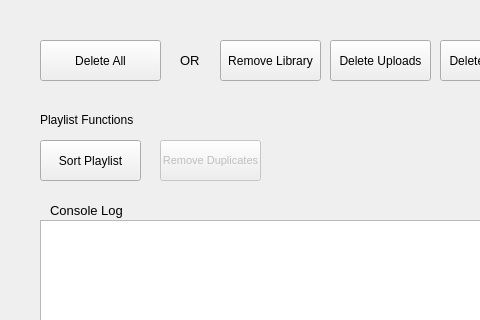
Before: the Qt Designer form gui/src/main/resources/main_window.ui in apastel/ytmusic-deleter, drawn with Qt 5; both pictures show x 0 to 480 and y 100 to 420 of the 900 by 685 pixel window.
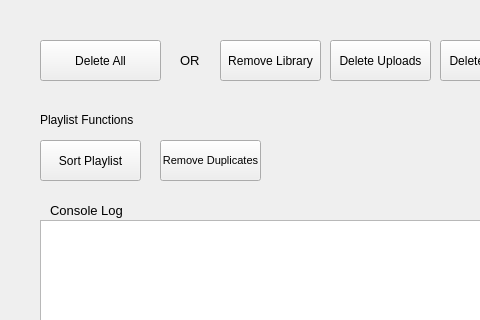
After: the same form once the commit is applied.

Diff of the .ui file:
```diff
--- a/gui/src/main/resources/main_window.ui
+++ b/gui/src/main/resources/main_window.ui
@@ -353,7 +353,7 @@
    </widget>
    <widget class="QPushButton" name="removeDupesButton">
     <property name="enabled">
-     <bool>false</bool>
+     <bool>true</bool>
     </property>
     <property name="geometry">
      <rect>
```
Left out of the diff: 2 changed lines with no effect on the pictures.
